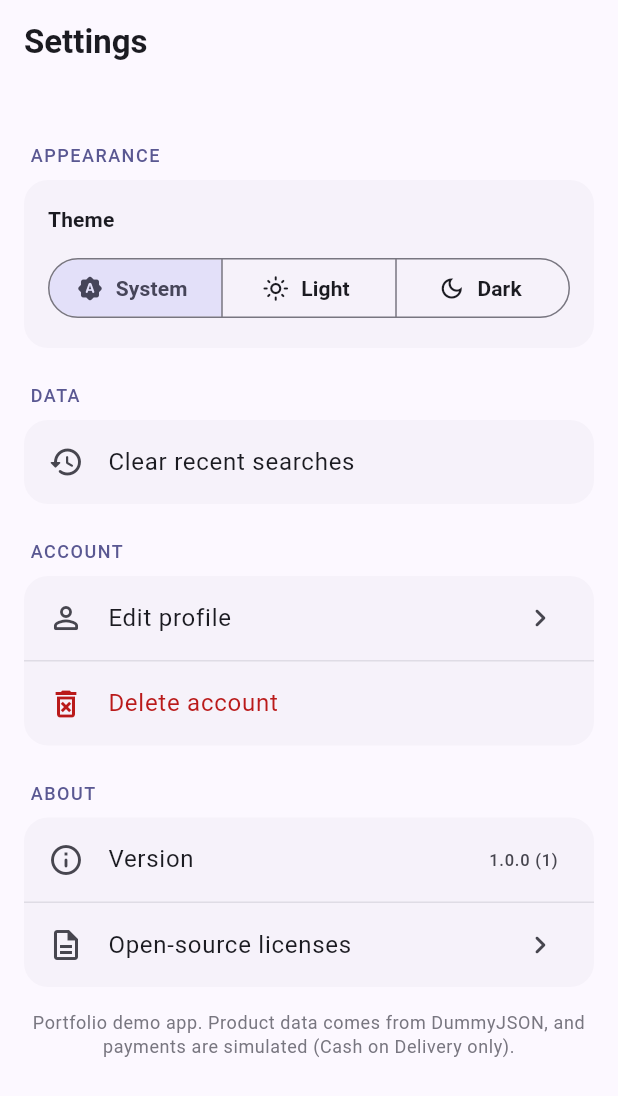
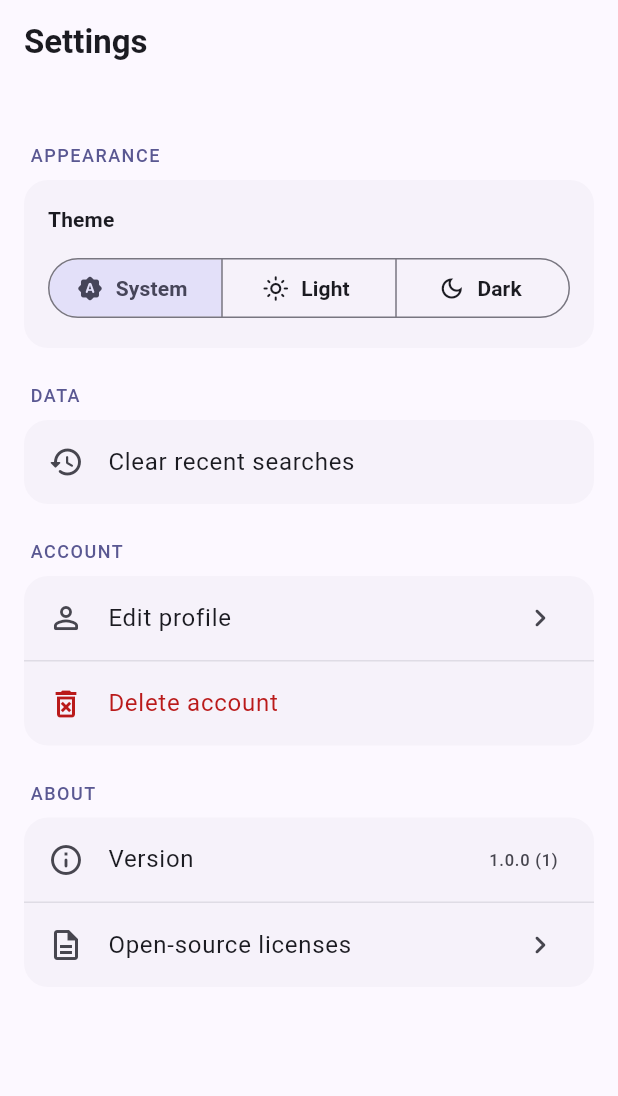
Before and after one commit to Faisal60177/e_commerce_app, a Flutter app: the SettingsScreen screen opened by its route, on a phone screen of 412 x 824 dp. Shown: the top 1096 px of the screen. Run offline on Flutter 3.47's test engine with Material 3 defaults, Android fonts, the phone set to English and light mode, and no system bars; our stand-ins replace cached_network_image, cloud_firestore, connectivity_plus, dio, firebase_auth, firebase_core and 9 more; accounts and stored records are empty; generated files the repository leaves out were written again; network calls fail.

Commit message:
bug fixed and improved

```diff
--- a/lib/features/settings/presentation/screens/settings_screen.dart
+++ b/lib/features/settings/presentation/screens/settings_screen.dart
@@ -201,15 +201,6 @@ class _SettingsScreenState extends ConsumerState<SettingsScreen> {
               ),
             ),
             const SizedBox(height: 16),
-            Text(
-              'Portfolio demo app. Product data comes from DummyJSON, and '
-              'payments are simulated (Cash on Delivery only).',
-              textAlign: TextAlign.center,
-              style: context.textTheme.bodySmall?.copyWith(
-                color: colors.outline,
-              ),
-            ),
-            const SizedBox(height: 16),
           ],
         ),
       ),
```
